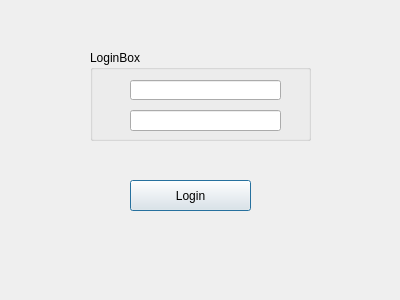
WeWeBunnyX/HotelReservationSQL_Application, file loginscreen.ui: the form before one commit.
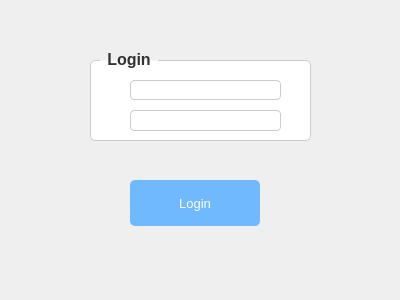
The form after the commit.

```diff
--- a/loginscreen.ui
+++ b/loginscreen.ui
@@ -13,13 +13,72 @@
   <property name="windowTitle">
    <string>Dialog</string>
   </property>
+  <property name="styleSheet">
+   <string notr="true">LoginScreen {
+    background-color: #f0f0f0;
+    color: #333333;
+    font-family: 'Segoe UI', Arial, sans-serif;
+    font-size: 13px;
+}
+
+QGroupBox {
+    background-color: #ffffff;
+    border: 1px solid #cccccc;
+    border-radius: 5px;
+    font-size: 16px;
+    font-weight: bold;
+    color: #333333;
+    margin-top: 10px;
+    padding: 10px;
+}
+
+QGroupBox::title {
+    subcontrol-origin: margin;
+    subcontrol-position: top left;
+    padding: 0 5px;
+    left: 10px;
+}
+
+QLineEdit {
+    background-color: #ffffff;
+    border: 1px solid #cccccc;
+    border-radius: 4px;
+    padding: 6px;
+    font-size: 13px;
+    color: #333333;
+}
+
+QLineEdit:focus {
+    border-color: #70B9FE;
+    box-shadow: 0 0 5px rgba(112, 185, 254, 0.5);
+}
+
+QPushButton {
+    background-color: #70B9FE;
+    color: #ffffff;
+    border: none;
+    border-radius: 5px;
+    padding: 8px 15px;
+    font-size: 13px;
+    min-height: 30px;
+    min-width: 100px;
+}
+
+QPushButton:hover {
+    background-color: #5aa9fe;
+}
+
+QPushButton:pressed {
+    background-color: #4a99fe;
+}</string>
+  </property>
   <widget class="QPushButton" name="LoginButton">
    <property name="geometry">
     <rect>
      <x>130</x>
      <y>180</y>
-     <width>121</width>
-     <height>31</height>
+     <width>130</width>
+     <height>46</height>
     </rect>
    </property>
    <property name="text">
@@ -36,7 +95,7 @@
     </rect>
    </property>
    <property name="title">
-    <string>LoginBox</string>
+    <string>Login</string>
    </property>
    <widget class="QLineEdit" name="username">
     <property name="geometry">
```
